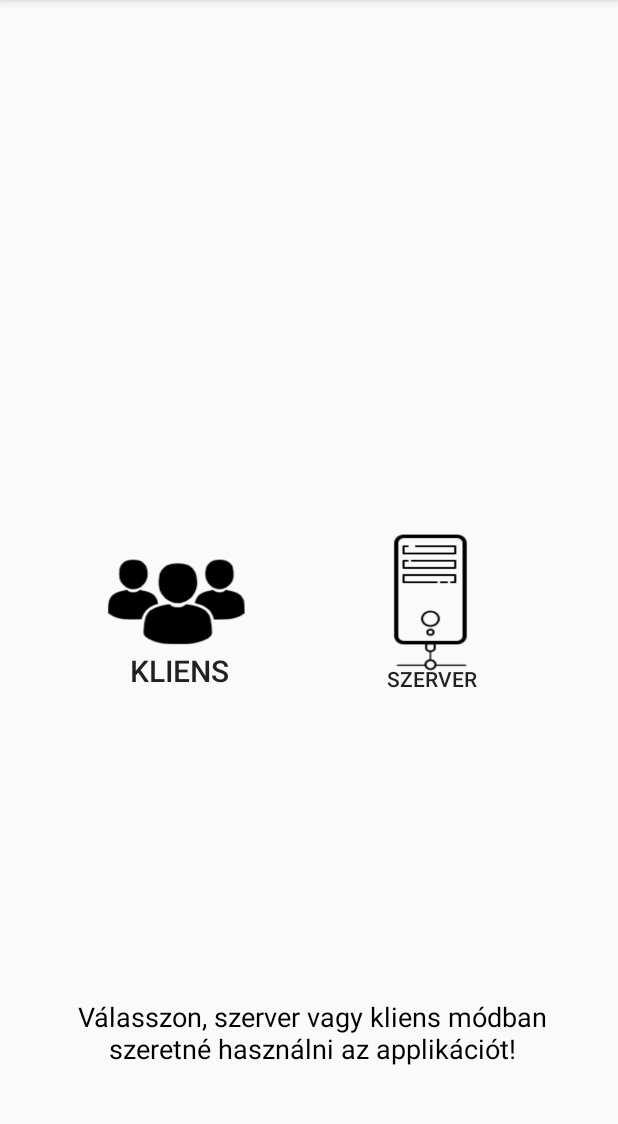
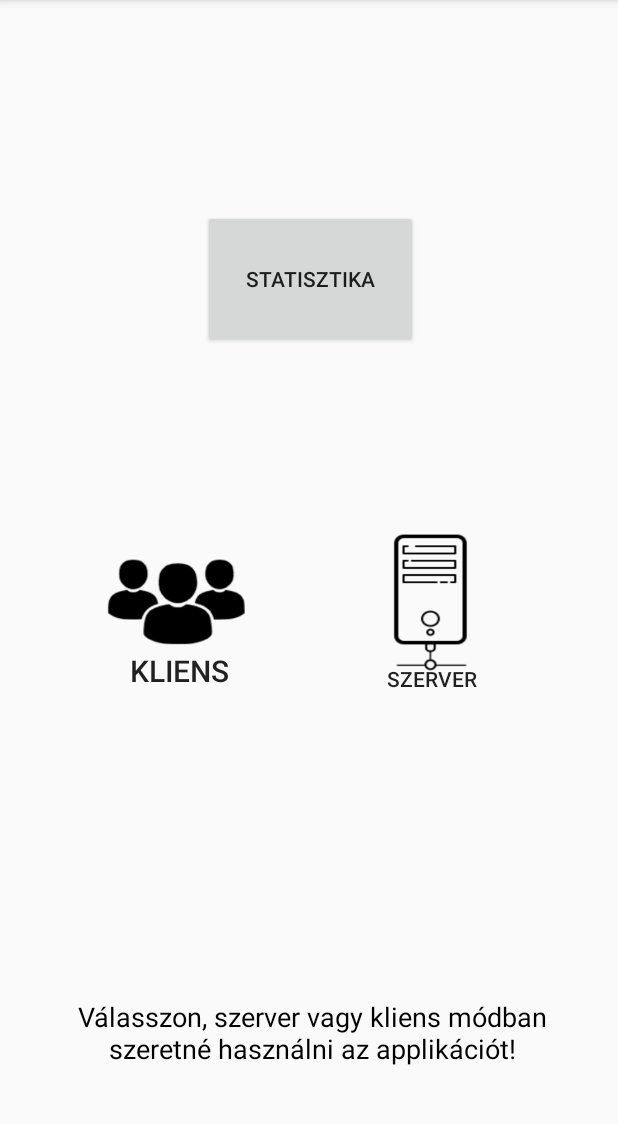
Before and after one commit to Lazar-source/Zenegep, an Android app: the screen it shows after launch (MainActivity), on a phone screen of 412 x 824 dp, the part 84-1208 px from its top. Run offline under Robolectric (Android 15) with nearby library versions, the phone set to English and light mode, and no system bars.

Commit message:
Statisztika mukodik

```diff
--- a/app/src/main/AndroidManifest.xml
+++ b/app/src/main/AndroidManifest.xml
@@ -12,7 +12,9 @@
         <activity android:name=".YoutubeActivity"/>
         <activity android:name=".ClientActivity" />
         <activity android:name=".ServerActivity" />
+        <activity android:name=".StatisticsActivity"/>
         <activity android:name=".MainActivity">
+
             <intent-filter>
                 <action android:name="android.intent.action.MAIN" />
 
--- a/app/src/main/java/com/example/zenegep/DatabaseHelper.java
+++ b/app/src/main/java/com/example/zenegep/DatabaseHelper.java
@@ -41,7 +41,7 @@ public class DatabaseHelper extends SQLiteOpenHelper{
                     "(Video_ID TEXT PRIMARY KEY, " +
                     "Video_NAME TEXT, " +
                     "SentCount INTEGER DEFAULT 0, " +
-                    "Timestamp TEXT DEFAULT '1970-01-01 00:00:00')";
+                    "Timestamp TEXT DEFAULT '2020-04-29 00:00:00')";
 
             db.execSQL(databaseCreate);
             //TODO: feltölteni a zenékkel, amit akarunk, hogy benne legyen
--- a/app/src/main/java/com/example/zenegep/MainActivity.java
+++ b/app/src/main/java/com/example/zenegep/MainActivity.java
@@ -38,6 +38,14 @@ public class MainActivity extends AppCompatActivity {
                 startActivity(intent);
             }
         });
+        button =  findViewById(R.id.button_statistics);
+        button.setOnClickListener(new View.OnClickListener() {
+            @Override
+            public void onClick(View v) {
+                Intent intent = new Intent(getApplicationContext(), StatisticsActivity.class);
+                startActivity(intent);
+            }
+        });
     }
 
 }
--- a/app/src/main/res/layout/activity_main.xml
+++ b/app/src/main/res/layout/activity_main.xml
@@ -51,5 +51,17 @@
         android:textColor="#000000"
         android:textSize="18sp" />
 
+    <Button
+        android:id="@+id/button_statistics"
+        android:layout_width="143dp"
+        android:layout_height="92dp"
+        android:layout_alignParentEnd="true"
+        android:layout_alignParentRight="true"
+        android:layout_alignParentBottom="true"
+        android:layout_marginEnd="133dp"
+        android:layout_marginRight="133dp"
+        android:layout_marginBottom="536dp"
+        android:text="Statisztika" />
+
 
 </RelativeLayout>
```
Also changed, not shown: app/src/main/java/com/example/zenegep/StatisticsActivity.java (added, +33 -0 lines), app/src/main/res/layout/activity_mobilestatistics.xml (added, +30 -0 lines).
